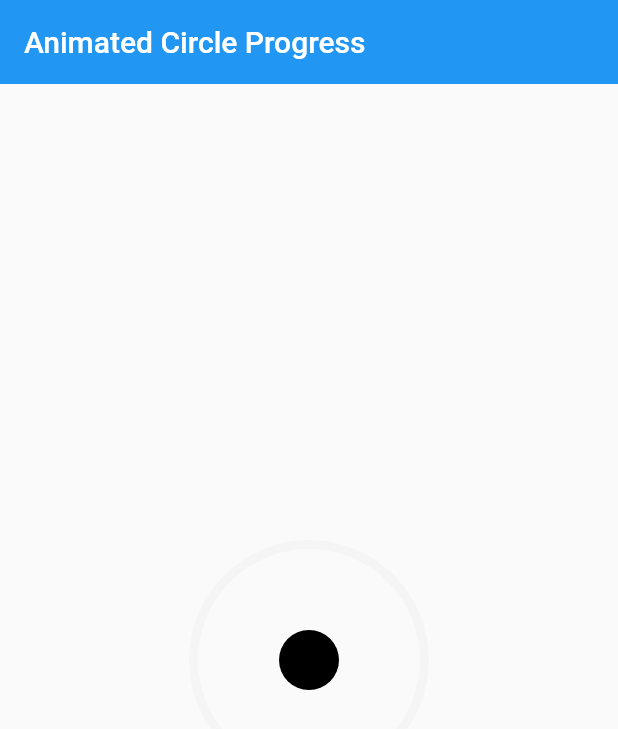
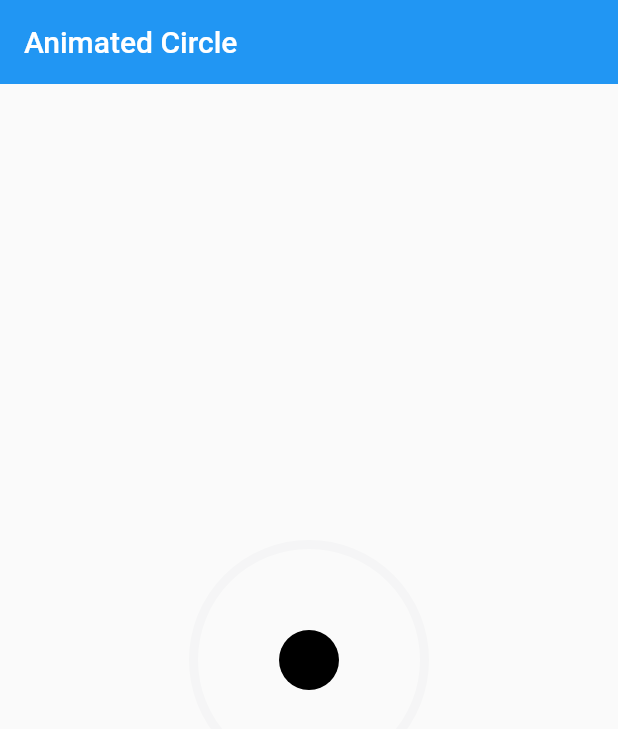
Before and after one commit to mejdi14/flutter_stepper, a Flutter app: the screen it shows after launch, on a phone screen of 412 x 824 dp. Shown: the top 729 px of the screen. Run offline on Flutter 3.47's test engine with Material 2 defaults, Android fonts, the phone set to English and light mode, and no system bars.

Commit message:
checking if git is still working

```diff
--- a/example/lib/main.dart
+++ b/example/lib/main.dart
@@ -34,7 +34,7 @@ class MyHomePage extends StatelessWidget {
     return Scaffold(
       appBar: AppBar(
         elevation: 0,
-        title: Text("Animated Circle Progress"),
+        title: Text("Animated Circle"),
       ),
       body: Center(
         child: ProgressCard(),
@@ -48,7 +48,8 @@ class ProgressCard extends StatefulWidget {
   _ProgressCardState createState() => _ProgressCardState();
 }
 
-class _ProgressCardState extends State<ProgressCard> with TickerProviderStateMixin{
+class _ProgressCardState extends State<ProgressCard>
+    with TickerProviderStateMixin {
   double progressPercent = 0;
   late AnimationController controller;
   late Animation sizeAnimation;
@@ -57,7 +58,6 @@ class _ProgressCardState extends State<ProgressCard> with TickerProviderStateMix
   void initState() {
     // TODO: implement initState
     super.initState();
-
   }
 
   @override
@@ -97,20 +97,22 @@ class _ProgressCardState extends State<ProgressCard> with TickerProviderStateMix
                 ],
               ),
               onTap: () {
-
-                final updated = ((this.progressPercent + 0.1).clamp(0.0, 1.0) *
-                    100);
+                final updated =
+                    ((this.progressPercent + 0.1).clamp(0.0, 1.0) * 100);
                 print('update : $updated');
                 controller = AnimationController(
                     duration: const Duration(milliseconds: 500), vsync: this);
-                sizeAnimation =  Tween<double>(begin: this.progressPercent, end: (updated.round() / 100)).animate(controller)..addListener(() {
-                  setState(() {
-                    this.progressPercent = sizeAnimation.value;
-                  });
-                });
+                sizeAnimation = Tween<double>(
+                        begin: this.progressPercent,
+                        end: (updated.round() / 100))
+                    .animate(controller)
+                      ..addListener(() {
+                        setState(() {
+                          this.progressPercent = sizeAnimation.value;
+                        });
+                      });
                 controller.forward();
                 print(this.progressPercent);
-
               },
             ),
           ),
```
